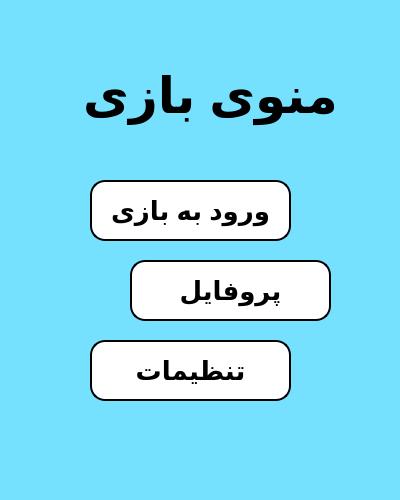
First picture: the form in mainwindow.ui, repository ehsan-esf0/Qt-Game, before the edit.
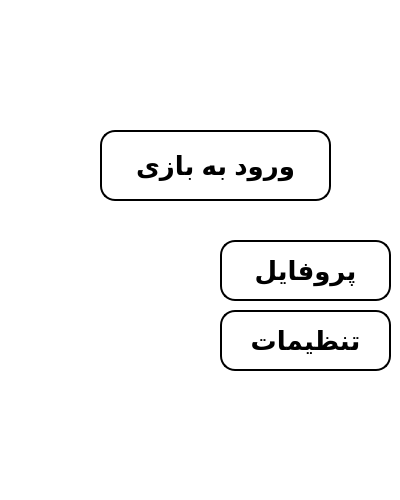
Second picture: the form after the edit. Icons and pictures are not drawn.

```diff
--- a/mainwindow.ui
+++ b/mainwindow.ui
@@ -32,49 +32,37 @@
    <string>MainWindow</string>
   </property>
   <property name="styleSheet">
-   <string notr="true">background : rgb(117, 225, 255);</string>
+   <string notr="true">background-color : rgb(255, 255, 255);
+background :url(:/res/image/Untitled-3.png);
+</string>
   </property>
   <widget class="QWidget" name="centralwidget">
-   <widget class="QLabel" name="label">
-    <property name="geometry">
-     <rect>
-      <x>60</x>
-      <y>30</y>
-      <width>301</width>
-      <height>131</height>
-     </rect>
-    </property>
-    <property name="styleSheet">
-     <string notr="true">font-family: 'Vazir';
-font-size: 50px;
-font-weight: bold;
-color: black;
-text-align: center;
-text-shadow: 5px 5px 10px rgba(100, 0, 0, 0.5);
-background:none;
-</string>
-    </property>
-    <property name="text">
-     <string>منوی بازی</string>
-    </property>
-    <property name="alignment">
-     <set>Qt::AlignmentFlag::AlignCenter</set>
-    </property>
-   </widget>
+   <property name="styleSheet">
+    <string notr="true">background-color : rgb(255, 255, 255);</string>
+   </property>
    <widget class="QPushButton" name="pushButton">
+    <property name="enabled">
+     <bool>true</bool>
+    </property>
     <property name="geometry">
      <rect>
-      <x>90</x>
-      <y>180</y>
-      <width>201</width>
-      <height>61</height>
+      <x>100</x>
+      <y>130</y>
+      <width>231</width>
+      <height>71</height>
      </rect>
     </property>
+    <property name="sizePolicy">
+     <sizepolicy hsizetype="Minimum" vsizetype="Fixed">
+      <horstretch>0</horstretch>
+      <verstretch>0</verstretch>
+     </sizepolicy>
+    </property>
     <property name="styleSheet">
      <string notr="true">font-size: 26px;
 font-weight: bold;
 color: black;
-background-color: white;
+background-color:rgb(255, 255, 255);
 border: 2px solid black;
 border-radius: 15px;
 padding: 10px 20px;
@@ -83,13 +71,22 @@
     <property name="text">
      <string>ورود به بازی</string>
     </property>
+    <property name="autoExclusive">
+     <bool>false</bool>
+    </property>
+    <property name="autoDefault">
+     <bool>false</bool>
+    </property>
+    <property name="default">
+     <bool>false</bool>
+    </property>
    </widget>
    <widget class="QPushButton" name="pushButton_2">
     <property name="geometry">
      <rect>
-      <x>130</x>
-      <y>260</y>
-      <width>201</width>
+      <x>220</x>
+      <y>240</y>
+      <width>171</width>
       <height>61</height>
      </rect>
     </property>
@@ -110,9 +107,9 @@
    <widget class="QPushButton" name="pushButton_3">
     <property name="geometry">
      <rect>
-      <x>90</x>
-      <y>340</y>
-      <width>201</width>
+      <x>220</x>
+      <y>310</y>
+      <width>171</width>
       <height>61</height>
      </rect>
     </property>
@@ -130,6 +127,26 @@
      <string>تنظیمات</string>
     </property>
    </widget>
+   <widget class="QLabel" name="label">
+    <property name="geometry">
+     <rect>
+      <x>-10</x>
+      <y>0</y>
+      <width>351</width>
+      <height>121</height>
+     </rect>
+    </property>
+    <property name="styleSheet">
+     <string notr="true">background : url(:/res/image/Untitled-5.png);</string>
+    </property>
+    <property name="text">
+     <string/>
+    </property>
+   </widget>
+   <zorder>pushButton_2</zorder>
+   <zorder>pushButton_3</zorder>
+   <zorder>pushButton</zorder>
+   <zorder>label</zorder>
   </widget>
  </widget>
  <resources/>
```
